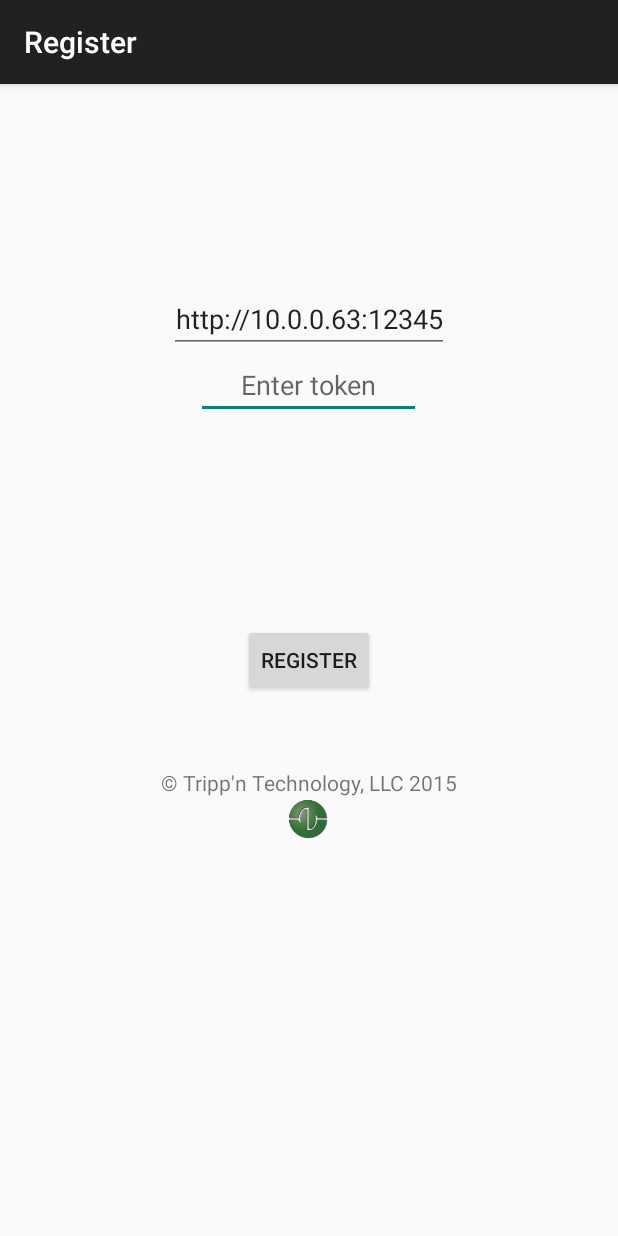
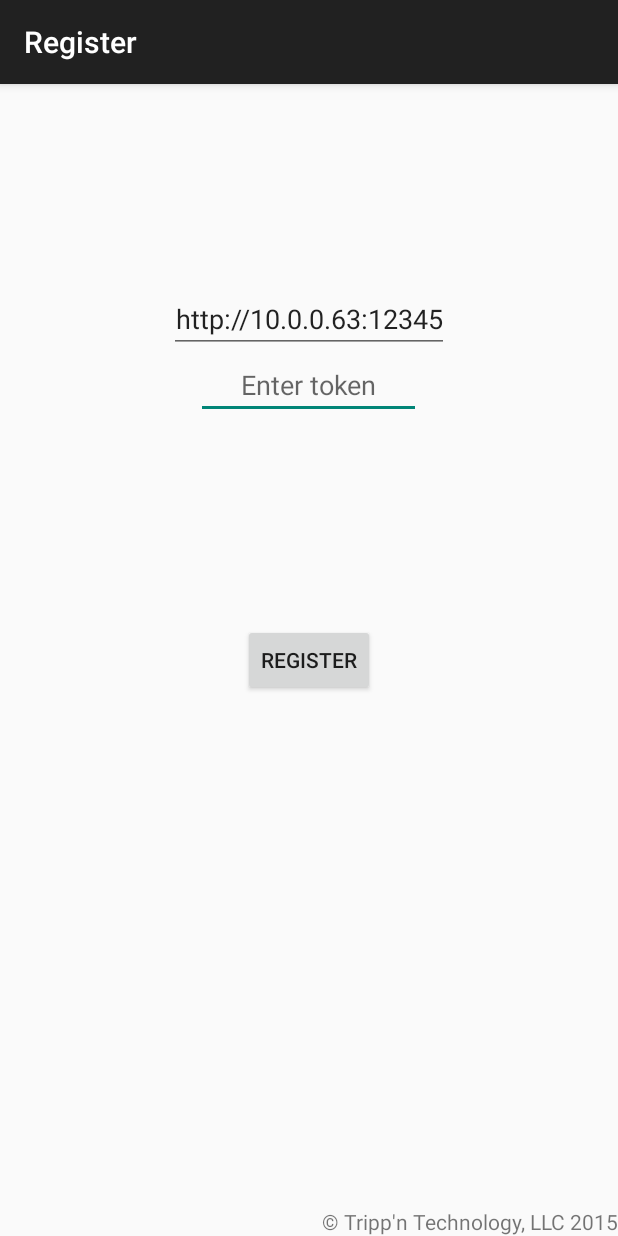
Before and after one commit to trippntechnology/DoorSecurity, an Android app: the screen it shows after launch (Register), on a phone screen of 412 x 824 dp. Run offline under Robolectric (Android 15) with nearby library versions, the phone set to English and light mode, and no system bars; libraries missing offline, so code that uses them is left out: com.squareup.okhttp, retrofit.client; 2 statements that could not run were skipped.

```diff
--- a/app/src/main/res/layout/registration.xml
+++ b/app/src/main/res/layout/registration.xml
@@ -38,28 +38,14 @@
         android:hint="Enter URL"
         android:text="http://10.0.0.63:12345" />
 
-    <LinearLayout
-        android:orientation="vertical"
-        android:layout_width="match_parent"
-        android:layout_height="match_parent"
-        android:layout_below="@+id/registerButton"
-        android:layout_marginTop="48dp"
-        android:weightSum="1"
-        android:gravity="center_horizontal"
-        android:layout_centerHorizontal="true">
-
-        <TextView
-            android:layout_width="wrap_content"
-            android:layout_height="wrap_content"
-            android:textAppearance="?android:attr/textAppearanceSmall"
-            android:text="@string/copyright"
-            android:id="@+id/textView" />
-
-        <ImageView
-            android:layout_width="30dp"
-            android:layout_height="30dp"
-            android:id="@+id/imageView"
-            android:src="@drawable/tnt_logo"/>
-    </LinearLayout>
+    <TextView
+        android:layout_width="wrap_content"
+        android:layout_height="wrap_content"
+        android:textAppearance="?android:attr/textAppearanceSmall"
+        android:text="@string/copyright"
+        android:id="@+id/textView"
+        android:layout_alignParentBottom="true"
+        android:layout_alignParentRight="true"
+        android:layout_alignParentEnd="true" />
 
 </RelativeLayout>
```
